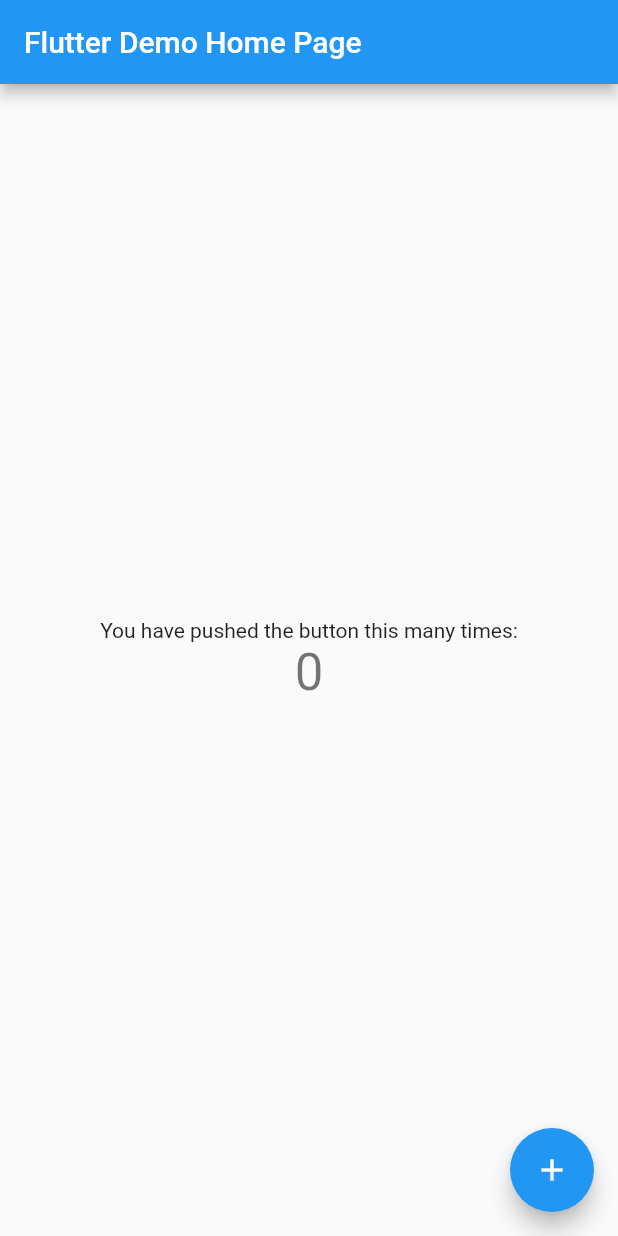
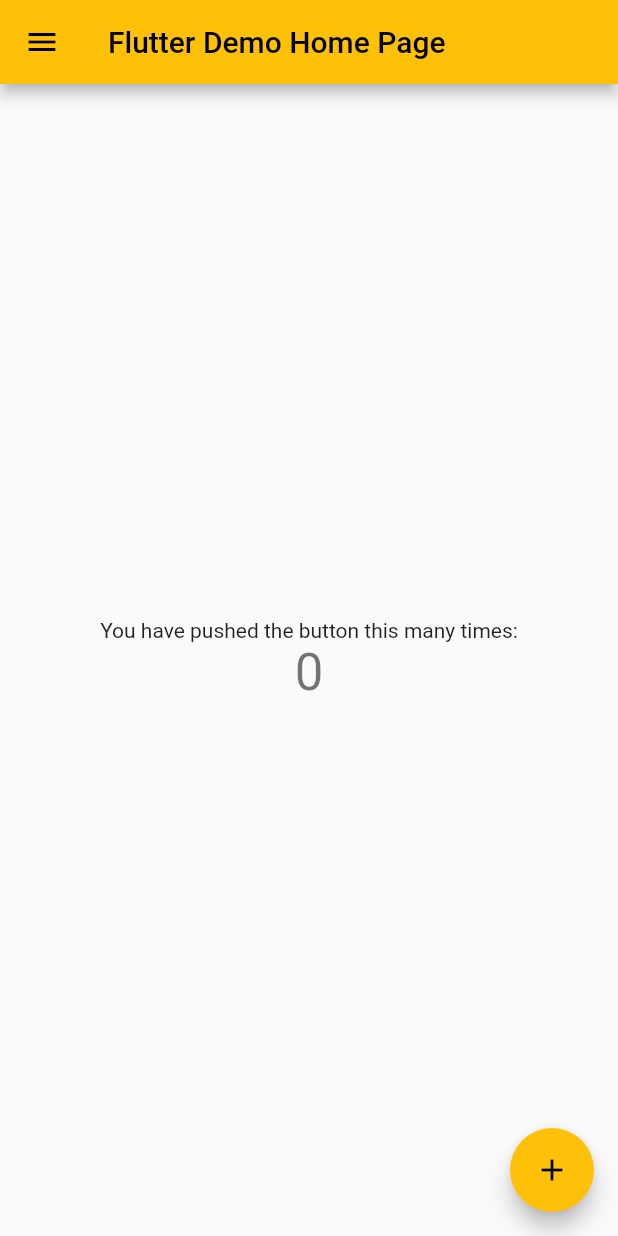
Before and after one commit to o0ss/flutter_test_app, a Flutter app: the screen it shows after launch, on a phone screen of 412 x 824 dp. Run offline on Flutter 3.47's test engine with Material 2 defaults, Android fonts, the phone set to English and light mode, and no system bars.

```diff
--- a/lib/main.dart
+++ b/lib/main.dart
@@ -1,3 +1,5 @@
+import 'dart:ui';
+
 import 'package:flutter/material.dart';
 
 void main() {
@@ -22,7 +24,7 @@ class MyApp extends StatelessWidget {
         // or simply save your changes to "hot reload" in a Flutter IDE).
         // Notice that the counter didn't reset back to zero; the application
         // is not restarted.
-        primarySwatch: Colors.blue,
+        primarySwatch: Colors.amber,
       ),
       home: const MyHomePage(title: 'Flutter Demo Home Page'),
     );
@@ -70,11 +72,105 @@ class _MyHomePageState extends State<MyHomePage> {
     // fast, so that you can just rebuild anything that needs updating rather
     // than having to individually change instances of widgets.
     return Scaffold(
+
+      drawer: Drawer(
+
+        // Add a ListView to the drawer. This ensures the user can scroll
+        // through the options in the drawer if there isn't enough vertical
+        // space to fit everything.
+
+        child: ListView(
+
+          children: [
+
+            const DrawerHeader(
+              decoration: BoxDecoration(
+                gradient: LinearGradient(
+                  begin:Alignment.topCenter,
+                  end: Alignment.bottomCenter,
+                  colors: <Color>[
+                    Color.fromARGB(255, 179, 32, 22),
+                    Color.fromARGB(255, 199, 36, 25)]
+                )
+              ),
+              child: Align(
+                alignment: Alignment.bottomLeft,
+                child: Text('This is a header',
+                  style: TextStyle(color: Colors.white, fontSize: 20),
+                  ),
+                )
+            ),
+
+            ListTile(
+              title: const Text('Item 1'),
+              onTap: () { Navigator.pop(context); },
+            ),
+
+            ListTile(
+              title: const Text('Item 2'),
+              onTap: () { Navigator.pop(context); },
+            ),
+
+            ListTile(
+              title: const Text('Item 3'),
+              onTap: () { Navigator.pop(context); },
+            ),
+
+            ListTile(
+              title: const Text('Item 4'),
+              onTap: () { Navigator.pop(context); },
+            ),
+
+            ListTile(
+              title: const Text('Item 5'),
+              onTap: () { Navigator.pop(context); },
+            ),
+
+            ListTile(
+              title: const Text('Item 6'),
+              onTap: () { Navigator.pop(context); },
+            ),
+
+            ListTile(
+              title: const Text('Item 7'),
+              onTap: () { Navigator.pop(context); },
+            ),
+
+            ListTile(
+              title: const Text('Item 8'),
+              onTap: () { Navigator.pop(context); },
+            ),
+
+            ListTile(
+              title: const Text('Item 9'),
+              onTap: () { Navigator.pop(context); },
+            ),
+
+            ListTile(
+              title: const Text('Item 10'),
+              onTap: () { Navigator.pop(context); },
+            ),
+
+            ListTile(
+              title: const Text('Item 11'),
+              onTap: () { Navigator.pop(context); },
+            ),
+
+            ListTile(
+              title: const Text('Item 12'),
+              onTap: () { Navigator.pop(context); },
+            ),
+          ]
+
+        )
+      ),
+
       appBar: AppBar(
         // Here we take the value from the MyHomePage object that was created by
         // the App.build method, and use it to set our appbar title.
         title: Text(widget.title),
       ),
+
       body: Center(
         // Center is a layout widget. It takes a single child and positions it
         // in the middle of the parent.
```
